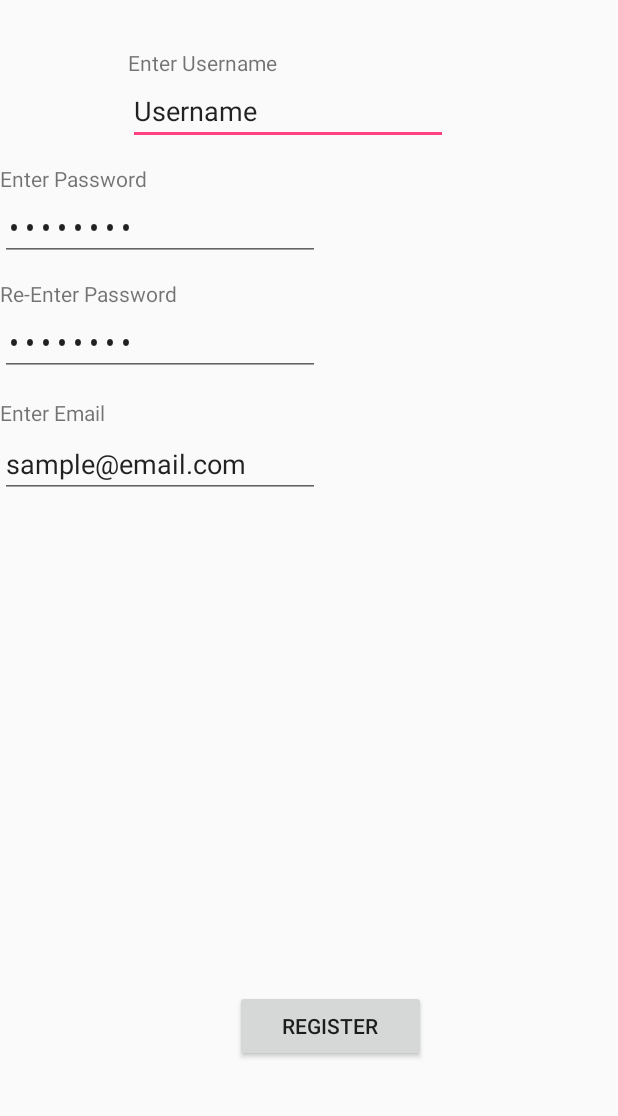
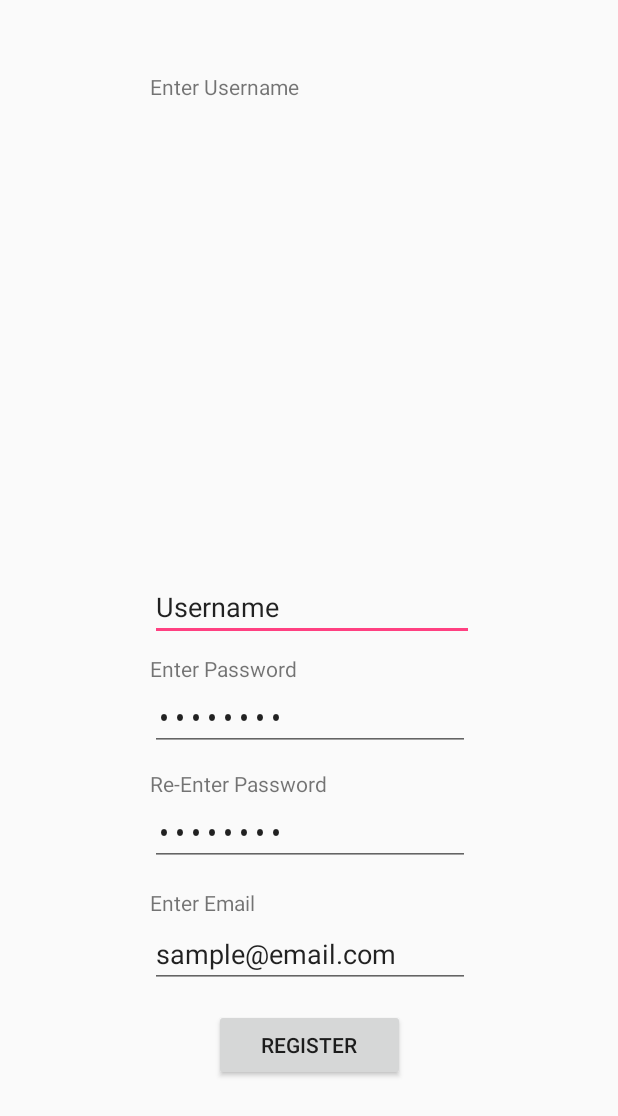
Before and after one commit to SEUTDGroup/SoftwareSide, an Android app: the RegisterActivity screen opened directly, with no data from a screen before it, on a phone screen of 412 x 824 dp. Shown: the top 1116 px of the screen. Run offline under Robolectric (Android 15) with nearby library versions, the phone set to English and light mode, and no system bars.

Commit message:
Login and Register ready for Demo

```diff
--- a/app/src/main/java/com/soft_eng_project/heimdallr/DatabaseManager.java
+++ b/app/src/main/java/com/soft_eng_project/heimdallr/DatabaseManager.java
@@ -49,9 +49,7 @@ public class DatabaseManager {
     //Checks if a username already exists in the database
     public boolean availableUser(String userName)
     {
-        if(getUser(userName) != null)
-            return false;
-        return true;
+        return getUser(userName) == null;
     }
 
 }
--- a/app/src/main/java/com/soft_eng_project/heimdallr/LoginController.java
+++ b/app/src/main/java/com/soft_eng_project/heimdallr/LoginController.java
@@ -19,9 +19,7 @@ public class LoginController {
     public boolean submit(String userName, String password)
     {
         User user = dbManager.getUser(userName);
-        if(user != null && user.verifyPassword(password))
-            return true;
-        return false;
+        return user != null && user.verifyPassword(password);
     }
 
 }
--- a/app/src/main/java/com/soft_eng_project/heimdallr/RegistrationController.java
+++ b/app/src/main/java/com/soft_eng_project/heimdallr/RegistrationController.java
@@ -31,9 +31,7 @@ public class RegistrationController {
     public boolean submit(String firstName, String lastName, String userName, String password, String email)
     {
         User user = new User(firstName, lastName, userName, password, email);
-        if(verifyCredentials(user))
-            return true;
-        return false;
+        return verifyCredentials(user);
     }
 
 }
--- a/app/src/main/java/com/soft_eng_project/heimdallr/User.java
+++ b/app/src/main/java/com/soft_eng_project/heimdallr/User.java
@@ -28,9 +28,7 @@ public class User {
     //Verify if password belongs to User
     public boolean verifyPassword(String password)
     {
-        if(getPassword().equals(password))
-            return true;
-        return false;
+        return getPassword().equals(password);
     }
 
     //Updates user information
--- /dev/null
+++ b/app/src/main/res/layout/activity_livestream.xml
@@ -0,0 +1,6 @@
+<?xml version="1.0" encoding="utf-8"?>
+<android.support.constraint.ConstraintLayout
+    xmlns:android="http://schemas.android.com/apk/res/android" android:layout_width="match_parent"
+    android:layout_height="match_parent">
+
+</android.support.constraint.ConstraintLayout>
--- a/app/src/main/res/layout/activity_register.xml
+++ b/app/src/main/res/layout/activity_register.xml
@@ -7,26 +7,28 @@
 
     <EditText
         android:id="@+id/RegisterUsernameText"
-        android:layout_width="wrap_content"
-        android:layout_height="wrap_content"
+        android:layout_width="216dp"
+        android:layout_height="43dp"
+        android:layout_marginBottom="28dp"
         android:ems="10"
         android:inputType="textPersonName"
         android:text="Username"
-        app:layout_constraintStart_toStartOf="@+id/RegisterUsernameTextTitle"
-        app:layout_constraintTop_toBottomOf="@+id/RegisterUsernameTextTitle" />
+        app:layout_constraintBottom_toTopOf="@+id/RegisterPasswordText"
+        app:layout_constraintStart_toStartOf="@+id/RegisterPasswordTextTitle" />
 
     <EditText
         android:id="@+id/RegisterPasswordText"
         android:layout_width="wrap_content"
         android:layout_height="wrap_content"
-        android:layout_marginTop="32dp"
+        android:layout_marginBottom="323dp"
         android:contentDescription="Password"
         android:ems="10"
         android:hint="Password"
         android:inputType="textPassword"
         android:text="Password"
+        app:layout_constraintBottom_toBottomOf="parent"
         app:layout_constraintStart_toStartOf="@+id/RegisterRePasswordTextTitle"
-        app:layout_constraintTop_toBottomOf="@+id/RegisterUsernameText" />
+        app:layout_constraintTop_toBottomOf="@+id/RegisterUsernameTextTitle" />
 
     <EditText
         android:id="@+id/RegisterRePasswordText"
@@ -46,28 +48,36 @@
         android:ems="10"
         android:inputType="textEmailAddress"
         android:text="sample@email.com"
-        app:layout_constraintTop_toBottomOf="@+id/RegisterEmailTextTitle"
-        tools:layout_editor_absoluteX="85dp" />
+        app:layout_constraintEnd_toEndOf="parent"
+        app:layout_constraintHorizontal_bias="0.502"
+        app:layout_constraintStart_toStartOf="parent"
+        app:layout_constraintTop_toBottomOf="@+id/RegisterEmailTextTitle" />
 
     <Button
         android:id="@+id/RegisterButton"
         android:layout_width="127dp"
         android:layout_height="wrap_content"
-        android:layout_marginBottom="116dp"
-        android:layout_marginEnd="128dp"
+        android:layout_marginBottom="84dp"
+        android:layout_marginEnd="8dp"
+        android:layout_marginStart="8dp"
+        android:layout_marginTop="8dp"
         android:clickable="true"
         android:text="Register"
         app:layout_constraintBottom_toBottomOf="parent"
-        app:layout_constraintEnd_toEndOf="parent" />
+        app:layout_constraintEnd_toEndOf="parent"
+        app:layout_constraintStart_toStartOf="parent"
+        app:layout_constraintTop_toBottomOf="@+id/RegisterEmailText"
+        app:layout_constraintVertical_bias="0.24" />
 
     <TextView
         android:id="@+id/RegisterUsernameTextTitle"
         android:layout_width="wrap_content"
-        android:layout_height="wrap_content"
-        android:layout_marginStart="85dp"
-        android:layout_marginTop="32dp"
+        android:layout_height="0dp"
+        android:layout_marginBottom="73dp"
+        android:layout_marginTop="48dp"
         android:text="Enter Username"
-        app:layout_constraintStart_toStartOf="parent"
+        app:layout_constraintBottom_toTopOf="@+id/RegisterPasswordText"
+        app:layout_constraintStart_toStartOf="@+id/RegisterUsernameText"
         app:layout_constraintTop_toTopOf="parent" />
 
     <TextView
--- a/app/src/main/res/values/strings.xml
+++ b/app/src/main/res/values/strings.xml
@@ -2,4 +2,5 @@
     <string name="app_name">Heimdallr</string>
     <string name="Login_Title">Login</string>
     <string name="Register_Title">Register</string>
+    <string name="Livestream_Title">Livestream</string>
 </resources>
--- /dev/null
+++ b/settings.gradle
@@ -0,0 +1 @@
+include ':app'
```
Also changed, not shown: app/src/main/AndroidManifest.xml (+9 -3 lines), app/src/main/java/com/soft_eng_project/heimdallr/LivestreamActivity.java (added, +51 -0 lines), app/src/main/java/com/soft_eng_project/heimdallr/LoginActivity.java (+13 -4 lines), app/src/main/java/com/soft_eng_project/heimdallr/RegisterActivity.java (+20 -10 lines), app/src/main/res/layout/activity_login.xml (+26 -20 lines), build.gradle (added, +27 -0 lines), gradle.properties (added, +17 -0 lines), gradle/wrapper/gradle-wrapper.properties (added), 4 other files.
